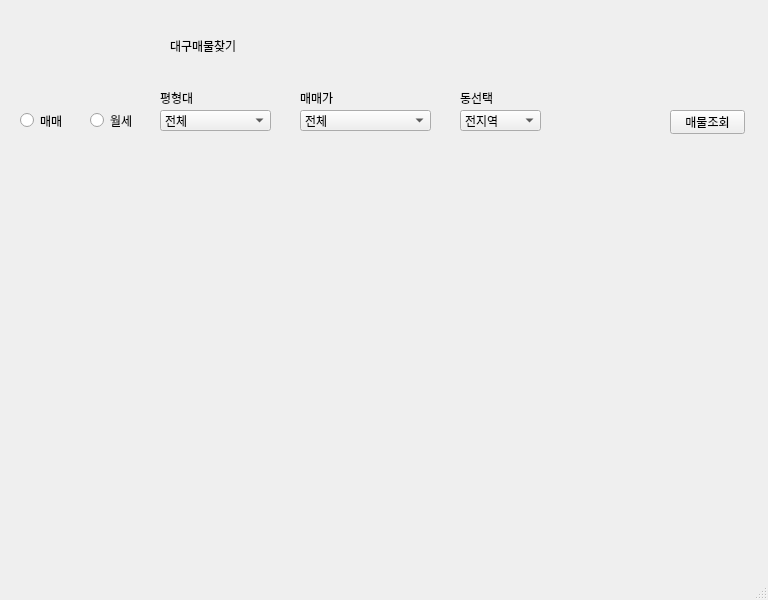
This is untitled2/client.ui in jungyeonwoo265/qt-creator-TCP as Qt 5 draws it before an edit. The edited form follows.
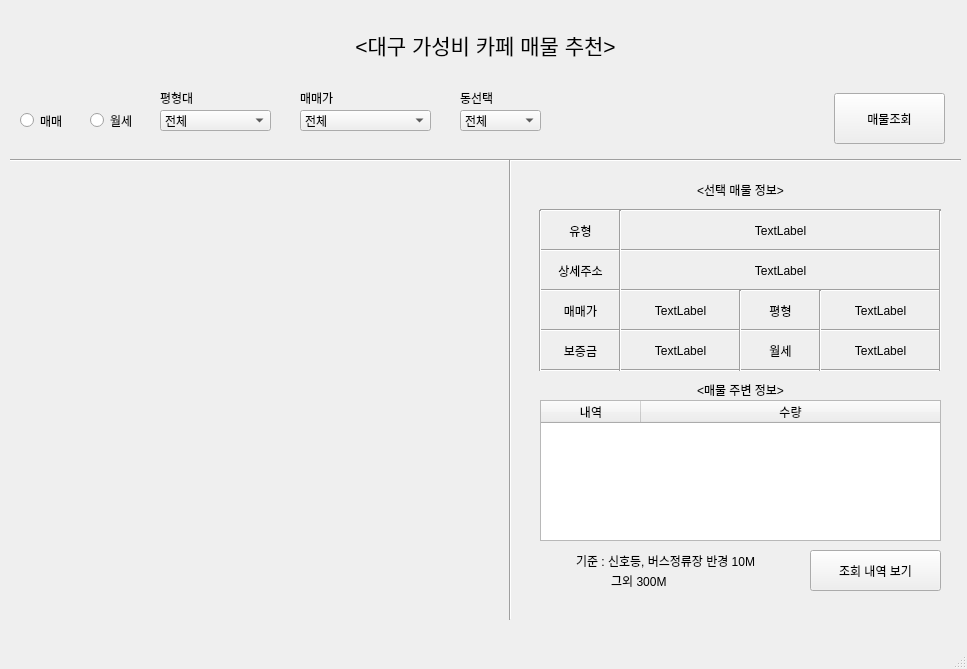
This is the edited form. The open tabs and pages were chosen to show the change.

```diff
--- a/untitled2/client.ui
+++ b/untitled2/client.ui
@@ -6,8 +6,8 @@
    <rect>
     <x>0</x>
     <y>0</y>
-    <width>768</width>
-    <height>600</height>
+    <width>967</width>
+    <height>669</height>
    </rect>
   </property>
   <property name="windowTitle">
@@ -17,14 +17,25 @@
    <widget class="QLabel" name="label">
     <property name="geometry">
      <rect>
-      <x>170</x>
+      <x>10</x>
       <y>20</y>
-      <width>241</width>
+      <width>951</width>
       <height>51</height>
      </rect>
     </property>
+    <property name="font">
+     <font>
+      <pointsize>16</pointsize>
+     </font>
+    </property>
+    <property name="lineWidth">
+     <number>5</number>
+    </property>
     <property name="text">
-     <string>대구매물찾기</string>
+     <string>&lt;대구 가성비 카페 매물 추천&gt;</string>
+    </property>
+    <property name="alignment">
+     <set>Qt::AlignCenter</set>
     </property>
    </widget>
    <widget class="QRadioButton" name="radioButton">
@@ -56,10 +67,10 @@
    <widget class="QPushButton" name="pushButton">
     <property name="geometry">
      <rect>
-      <x>670</x>
-      <y>110</y>
-      <width>75</width>
-      <height>24</height>
+      <x>834</x>
+      <y>93</y>
+      <width>111</width>
+      <height>51</height>
      </rect>
     </property>
     <property name="text">
@@ -71,7 +82,7 @@
      <rect>
       <x>150</x>
       <y>80</y>
-      <width>501</width>
+      <width>671</width>
       <height>61</height>
      </rect>
     </property>
@@ -303,7 +314,7 @@
       </property>
       <item>
        <property name="text">
-        <string>전지역</string>
+        <string>전체</string>
        </property>
       </item>
      </widget>
@@ -342,16 +353,448 @@
    <widget class="QStackedWidget" name="stackedWidget_2">
     <property name="geometry">
      <rect>
-      <x>10</x>
+      <x>520</x>
       <y>170</y>
-      <width>741</width>
-      <height>331</height>
+      <width>431</width>
+      <height>441</height>
      </rect>
     </property>
     <property name="currentIndex">
      <number>1</number>
     </property>
-    <widget class="QWidget" name="page_6"/>
+    <widget class="QWidget" name="page_6">
+     <widget class="QTableWidget" name="tableWidget_2">
+      <property name="geometry">
+       <rect>
+        <x>20</x>
+        <y>230</y>
+        <width>401</width>
+        <height>141</height>
+       </rect>
+      </property>
+      <property name="editTriggers">
+       <set>QAbstractItemView::NoEditTriggers</set>
+      </property>
+      <attribute name="horizontalHeaderVisible">
+       <bool>true</bool>
+      </attribute>
+      <attribute name="horizontalHeaderStretchLastSection">
+       <bool>true</bool>
+      </attribute>
+      <attribute name="verticalHeaderVisible">
+       <bool>false</bool>
+      </attribute>
+      <column>
+       <property name="text">
+        <string>내역</string>
+       </property>
+      </column>
+      <column>
+       <property name="text">
+        <string>수량</string>
+       </property>
+      </column>
+     </widget>
+     <widget class="QPushButton" name="pushButton_2">
+      <property name="geometry">
+       <rect>
+        <x>290</x>
+        <y>380</y>
+        <width>131</width>
+        <height>41</height>
+       </rect>
+      </property>
+      <property name="text">
+       <string>조회 내역 보기</string>
+      </property>
+     </widget>
+     <widget class="QLabel" name="label_7">
+      <property name="geometry">
+       <rect>
+        <x>10</x>
+        <y>380</y>
+        <width>271</width>
+        <height>21</height>
+       </rect>
+      </property>
+      <property name="text">
+       <string>기준 : 신호등, 버스정류장 반경 10M</string>
+      </property>
+      <property name="alignment">
+       <set>Qt::AlignCenter</set>
+      </property>
+     </widget>
+     <widget class="QLabel" name="label_12">
+      <property name="geometry">
+       <rect>
+        <x>10</x>
+        <y>400</y>
+        <width>271</width>
+        <height>21</height>
+       </rect>
+      </property>
+      <property name="text">
+       <string>그외 300M                </string>
+      </property>
+      <property name="alignment">
+       <set>Qt::AlignCenter</set>
+      </property>
+     </widget>
+     <widget class="QLabel" name="label_13">
+      <property name="geometry">
+       <rect>
+        <x>20</x>
+        <y>10</y>
+        <width>401</width>
+        <height>20</height>
+       </rect>
+      </property>
+      <property name="text">
+       <string>&lt;선택 매물 정보&gt;</string>
+      </property>
+      <property name="alignment">
+       <set>Qt::AlignCenter</set>
+      </property>
+     </widget>
+     <widget class="Line" name="line_3">
+      <property name="geometry">
+       <rect>
+        <x>20</x>
+        <y>30</y>
+        <width>401</width>
+        <height>21</height>
+       </rect>
+      </property>
+      <property name="orientation">
+       <enum>Qt::Horizontal</enum>
+      </property>
+     </widget>
+     <widget class="Line" name="line_4">
+      <property name="geometry">
+       <rect>
+        <x>20</x>
+        <y>70</y>
+        <width>401</width>
+        <height>21</height>
+       </rect>
+      </property>
+      <property name="orientation">
+       <enum>Qt::Horizontal</enum>
+      </property>
+     </widget>
+     <widget class="Line" name="line_5">
+      <property name="geometry">
+       <rect>
+        <x>20</x>
+        <y>110</y>
+        <width>401</width>
+        <height>21</height>
+       </rect>
+      </property>
+      <property name="orientation">
+       <enum>Qt::Horizontal</enum>
+      </property>
+     </widget>
+     <widget class="Line" name="line_6">
+      <property name="geometry">
+       <rect>
+        <x>20</x>
+        <y>150</y>
+        <width>401</width>
+        <height>21</height>
+       </rect>
+      </property>
+      <property name="orientation">
+       <enum>Qt::Horizontal</enum>
+      </property>
+     </widget>
+     <widget class="Line" name="line_7">
+      <property name="geometry">
+       <rect>
+        <x>20</x>
+        <y>190</y>
+        <width>401</width>
+        <height>21</height>
+       </rect>
+      </property>
+      <property name="orientation">
+       <enum>Qt::Horizontal</enum>
+      </property>
+     </widget>
+     <widget class="QLabel" name="label_14">
+      <property name="geometry">
+       <rect>
+        <x>20</x>
+        <y>40</y>
+        <width>81</width>
+        <height>41</height>
+       </rect>
+      </property>
+      <property name="text">
+       <string>유형</string>
+      </property>
+      <property name="alignment">
+       <set>Qt::AlignCenter</set>
+      </property>
+     </widget>
+     <widget class="QLabel" name="label_15">
+      <property name="geometry">
+       <rect>
+        <x>20</x>
+        <y>80</y>
+        <width>81</width>
+        <height>41</height>
+       </rect>
+      </property>
+      <property name="text">
+       <string>상세주소</string>
+      </property>
+      <property name="alignment">
+       <set>Qt::AlignCenter</set>
+      </property>
+     </widget>
+     <widget class="QLabel" name="label_16">
+      <property name="geometry">
+       <rect>
+        <x>20</x>
+        <y>120</y>
+        <width>81</width>
+        <height>41</height>
+       </rect>
+      </property>
+      <property name="text">
+       <string>매매가</string>
+      </property>
+      <property name="alignment">
+       <set>Qt::AlignCenter</set>
+      </property>
+     </widget>
+     <widget class="QLabel" name="label_17">
+      <property name="geometry">
+       <rect>
+        <x>20</x>
+        <y>160</y>
+        <width>81</width>
+        <height>41</height>
+       </rect>
+      </property>
+      <property name="text">
+       <string>보증금</string>
+      </property>
+      <property name="alignment">
+       <set>Qt::AlignCenter</set>
+      </property>
+     </widget>
+     <widget class="QLabel" name="label_18">
+      <property name="geometry">
+       <rect>
+        <x>220</x>
+        <y>120</y>
+        <width>81</width>
+        <height>41</height>
+       </rect>
+      </property>
+      <property name="text">
+       <string>평형</string>
+      </property>
+      <property name="alignment">
+       <set>Qt::AlignCenter</set>
+      </property>
+     </widget>
+     <widget class="QLabel" name="label_19">
+      <property name="geometry">
+       <rect>
+        <x>220</x>
+        <y>160</y>
+        <width>81</width>
+        <height>41</height>
+       </rect>
+      </property>
+      <property name="text">
+       <string>월세</string>
+      </property>
+      <property name="alignment">
+       <set>Qt::AlignCenter</set>
+      </property>
+     </widget>
+     <widget class="Line" name="line_8">
+      <property name="geometry">
+       <rect>
+        <x>10</x>
+        <y>40</y>
+        <width>21</width>
+        <height>161</height>
+       </rect>
+      </property>
+      <property name="orientation">
+       <enum>Qt::Vertical</enum>
+      </property>
+     </widget>
+     <widget class="Line" name="line_9">
+      <property name="geometry">
+       <rect>
+        <x>410</x>
+        <y>40</y>
+        <width>21</width>
+        <height>161</height>
+       </rect>
+      </property>
+      <property name="orientation">
+       <enum>Qt::Vertical</enum>
+      </property>
+     </widget>
+     <widget class="Line" name="line_10">
+      <property name="geometry">
+       <rect>
+        <x>210</x>
+        <y>120</y>
+        <width>21</width>
+        <height>81</height>
+       </rect>
+      </property>
+      <property name="orientation">
+       <enum>Qt::Vertical</enum>
+      </property>
+     </widget>
+     <widget class="Line" name="line_11">
+      <property name="geometry">
+       <rect>
+        <x>90</x>
+        <y>40</y>
+        <width>21</width>
+        <height>161</height>
+       </rect>
+      </property>
+      <property name="orientation">
+       <enum>Qt::Vertical</enum>
+      </property>
+     </widget>
+     <widget class="Line" name="line_12">
+      <property name="geometry">
+       <rect>
+        <x>290</x>
+        <y>120</y>
+        <width>21</width>
+        <height>81</height>
+       </rect>
+      </property>
+      <property name="orientation">
+       <enum>Qt::Vertical</enum>
+      </property>
+     </widget>
+     <widget class="QLabel" name="label_20">
+      <property name="geometry">
+       <rect>
+        <x>20</x>
+        <y>210</y>
+        <width>401</width>
+        <height>20</height>
+       </rect>
+      </property>
+      <property name="text">
+       <string>&lt;매물 주변 정보&gt;</string>
+      </property>
+      <property name="alignment">
+       <set>Qt::AlignCenter</set>
+      </property>
+     </widget>
+     <widget class="QLabel" name="label_21">
+      <property name="geometry">
+       <rect>
+        <x>100</x>
+        <y>40</y>
+        <width>321</width>
+        <height>41</height>
+       </rect>
+      </property>
+      <property name="text">
+       <string>TextLabel</string>
+      </property>
+      <property name="alignment">
+       <set>Qt::AlignCenter</set>
+      </property>
+     </widget>
+     <widget class="QLabel" name="label_22">
+      <property name="geometry">
+       <rect>
+        <x>100</x>
+        <y>80</y>
+        <width>321</width>
+        <height>41</height>
+       </rect>
+      </property>
+      <property name="text">
+       <string>TextLabel</string>
+      </property>
+      <property name="alignment">
+       <set>Qt::AlignCenter</set>
+      </property>
+     </widget>
+     <widget class="QLabel" name="label_23">
+      <property name="geometry">
+       <rect>
+        <x>100</x>
+        <y>120</y>
+        <width>121</width>
+        <height>41</height>
+       </rect>
+      </property>
+      <property name="text">
+       <string>TextLabel</string>
+      </property>
+      <property name="alignment">
+       <set>Qt::AlignCenter</set>
+      </property>
+     </widget>
+     <widget class="QLabel" name="label_24">
+      <property name="geometry">
+       <rect>
+        <x>300</x>
+        <y>120</y>
+        <width>121</width>
+        <height>41</height>
+       </rect>
+      </property>
+      <property name="text">
+       <string>TextLabel</string>
+      </property>
+      <property name="alignment">
+       <set>Qt::AlignCenter</set>
+      </property>
+     </widget>
+     <widget class="QLabel" name="label_25">
+      <property name="geometry">
+       <rect>
+        <x>100</x>
+        <y>160</y>
+        <width>121</width>
+        <height>41</height>
+       </rect>
+      </property>
+      <property name="text">
+       <string>TextLabel</string>
+      </property>
+      <property name="alignment">
+       <set>Qt::AlignCenter</set>
+      </property>
+     </widget>
+     <widget class="QLabel" name="label_26">
+      <property name="geometry">
+       <rect>
+        <x>300</x>
+        <y>160</y>
+        <width>121</width>
+        <height>41</height>
+       </rect>
+      </property>
+      <property name="text">
+       <string>TextLabel</string>
+      </property>
+      <property name="alignment">
+       <set>Qt::AlignCenter</set>
+      </property>
+     </widget>
+    </widget>
     <widget class="QWidget" name="page_5">
      <widget class="QTableWidget" name="tableWidget">
       <property name="geometry">
@@ -376,6 +819,43 @@
      </widget>
     </widget>
    </widget>
+   <widget class="QWidget" name="verticalLayoutWidget">
+    <property name="geometry">
+     <rect>
+      <x>20</x>
+      <y>180</y>
+      <width>471</width>
+      <height>411</height>
+     </rect>
+    </property>
+    <layout class="QVBoxLayout" name="verticalLayout"/>
+   </widget>
+   <widget class="Line" name="line">
+    <property name="geometry">
+     <rect>
+      <x>10</x>
+      <y>145</y>
+      <width>951</width>
+      <height>31</height>
+     </rect>
+    </property>
+    <property name="orientation">
+     <enum>Qt::Horizontal</enum>
+    </property>
+   </widget>
+   <widget class="Line" name="line_2">
+    <property name="geometry">
+     <rect>
+      <x>500</x>
+      <y>159</y>
+      <width>20</width>
+      <height>461</height>
+     </rect>
+    </property>
+    <property name="orientation">
+     <enum>Qt::Vertical</enum>
+    </property>
+   </widget>
   </widget>
   <widget class="QMenuBar" name="menubar">
    <property name="geometry">
```
Left out of the diff: 92 changed lines with no effect on the pictures.
